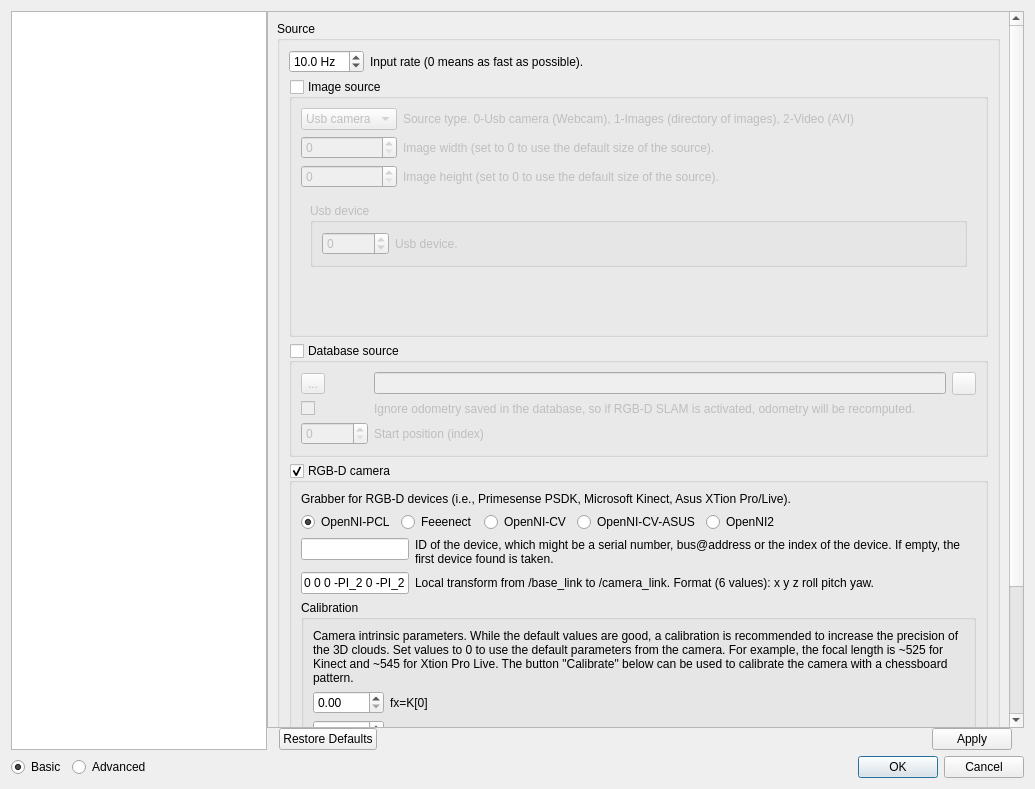
Above: guilib/src/ui/preferencesDialog.ui from introlab/rtabmap before the change. Below: the same form after it.
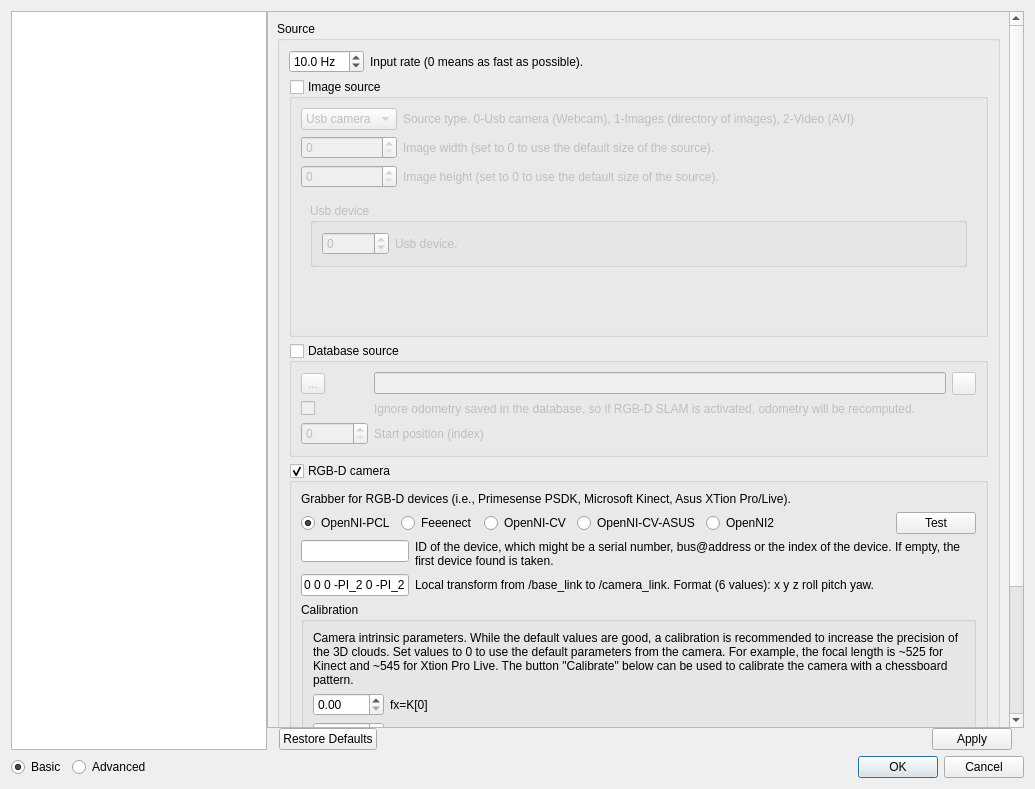
That is the form after the change. The open tabs and pages were chosen to show the change. Icons and pictures are not drawn. Custom widgets are drawn as their Qt base class.

Commit message: Added "Test" button in the Source panel in Preferences to test alone the RGB-D camera.

Patch:
```diff
--- a/guilib/src/ui/preferencesDialog.ui
+++ b/guilib/src/ui/preferencesDialog.ui
@@ -63,9 +63,9 @@
           <property name="geometry">
            <rect>
             <x>0</x>
-            <y>0</y>
-            <width>732</width>
-            <height>1198</height>
+            <y>-293</y>
+            <width>744</width>
+            <height>978</height>
            </rect>
           </property>
           <layout class="QVBoxLayout" name="verticalLayout_16">
@@ -1711,6 +1711,13 @@
                            </property>
                           </spacer>
                          </item>
+                         <item>
+                          <widget class="QPushButton" name="pushButton_test_rgbd_camera">
+                           <property name="text">
+                            <string>Test</string>
+                           </property>
+                          </widget>
+                         </item>
                         </layout>
                        </item>
                        <item>
```
Left out of the diff: 2 changed lines with no effect on the pictures. The commit also changes 3 other files.
